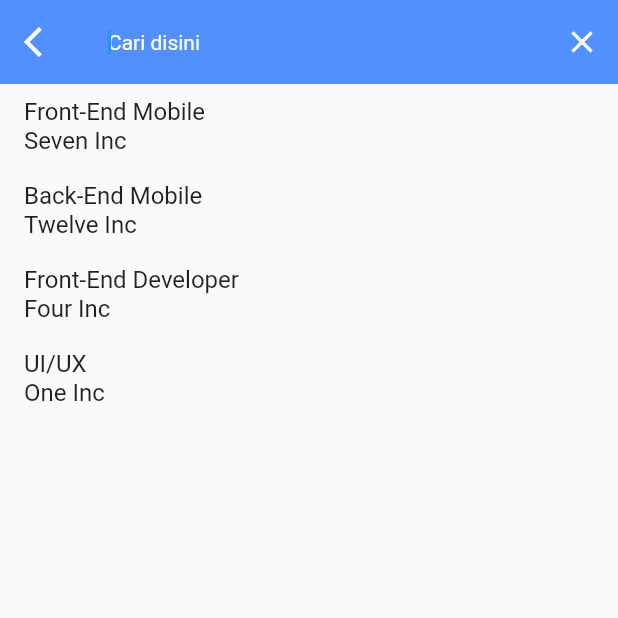
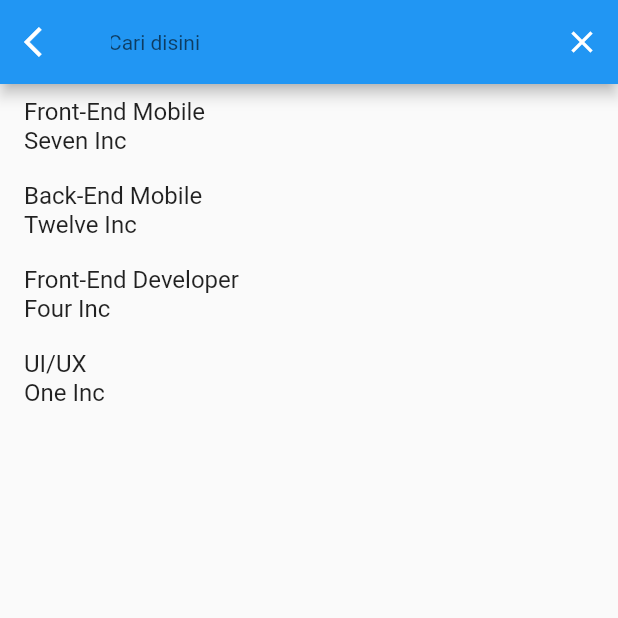
Before and after one commit to fawziah20/front-end-apk, a Flutter app: the screen it shows after launch, after a tap on the "search" icon, on a phone screen of 412 x 824 dp, the top half of it. Run offline on Flutter 3.47's test engine with Material 2 defaults, Android fonts, the phone set to English and light mode, and no system bars; our stand-ins replace equatable, flutter_custom_clippers, form_field_validator, get, google_fonts, rflutter_alert and 2 more; Roboto replaces fonts that are missing (blackFontStyle3).

Commit message:
mencoba membuat search dengan coba_src.dart

```diff
--- a/lib/pages/coba_src.dart
+++ b/lib/pages/coba_src.dart
@@ -86,6 +86,7 @@ class _CobaSrcState extends State<CobaSrc> {
 
 class Search extends SearchDelegate<Perusahaan> {
   String get searchFieldLabel => "Cari disini";
+
   TextStyle get searchFieldStyle => TextStyle(
       fontFamily: "blackFontStyle3",
       color: Colors.white,
@@ -96,29 +97,63 @@ class Search extends SearchDelegate<Perusahaan> {
   ThemeData appBarTheme(BuildContext context) {
     assert(context != null);
     final ThemeData theme = Theme.of(context);
-    final ColorScheme colorScheme = theme.colorScheme;
+    assert(theme != null);
+    return theme;
 
-    assert(theme != null);
-    return theme.copyWith(
-      appBarTheme: AppBarTheme(
-        elevation: 0,
-        brightness: colorScheme.brightness,
-        backgroundColor: colorScheme.brightness == Brightness.dark
-            ? Colors.grey[900]
-            : "528FFF".toColor(),
-        iconTheme: theme.primaryIconTheme.copyWith(color: Colors.white),
-        textTheme: theme.textTheme,
-      ),
-      inputDecorationTheme: searchFieldDecorationTheme ??
-          InputDecorationTheme(
-            hintStyle: TextStyle(
-                fontFamily: "blackFontStyle3",
-                color: Colors.white,
-                fontSize: 14,
-                fontWeight: FontWeight.normal),
-            border: InputBorder.none,
-          ),
-    );
+    // assert(context != null);
+    // final ThemeData theme = Theme.of(context);
+    // // final ColorScheme colorScheme = theme.colorScheme;
+
+    // // assert(theme != null);
+    // return theme.copyWith(
+    //     primaryColor: "528FFF".toColor(),
+    //     hintColor: Colors.white,
+    //     inputDecorationTheme: InputDecorationTheme(
+
+    //       labelStyle: TextStyle(
+    //           fontFamily: "blackFontStyle3",
+    //           color: Colors.white,
+    //           fontSize: 14,
+    //           fontWeight: FontWeight.normal),
+    //       hintStyle: TextStyle(
+    //           fontFamily: "blackFontStyle3",
+    //           color: Colors.white,
+    //           fontSize: 14,
+    //           fontWeight: FontWeight.normal),
+    //       fillColor: Colors.white54,
+    //       filled: true,
+    //     ),
+    //     appBarTheme: AppBarTheme(
+    //       textTheme: theme.textTheme.copyWith(
+    //           headline6: TextStyle(
+    //               fontFamily: "blackFontStyle3",
+    //               color: Colors.white,
+    //               fontSize: 14,
+    //               fontWeight: FontWeight.normal)),
+    //       brightness: Brightness.dark,
+    //       backgroundColor: "528FFF".toColor(),
+    //       iconTheme: theme.primaryIconTheme.copyWith(color: Colors.white),
+    //     )
+
+    // appBarTheme: AppBarTheme(
+    //   elevation: 0,
+    //   brightness: colorScheme.brightness,
+    //   backgroundColor: colorScheme.brightness == Brightness.dark
+    //       ? Colors.grey[900]
+    //       : "528FFF".toColor(),
+    //   iconTheme: theme.primaryIconTheme.copyWith(color: Colors.white),
+    //   textTheme: theme.textTheme,
+    // ),
+    // inputDecorationTheme: searchFieldDecorationTheme ??
+    //     InputDecorationTheme(
+    //       hintStyle: TextStyle(
+    //           fontFamily: "blackFontStyle3",
+    //           color: Colors.white,
+    //           fontSize: 14,
+    //           fontWeight: FontWeight.normal),
+    //       border: InputBorder.none,
+    //     ),
+    // );
   }
 
   List<Widget> buildActions(BuildContext context) {
```
